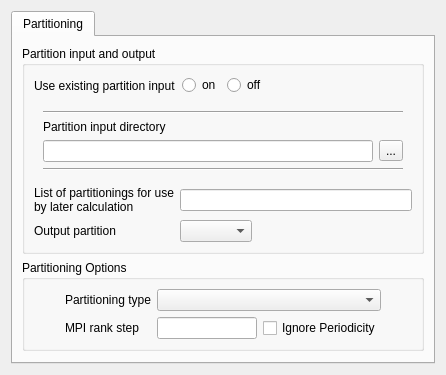
Old version of the form gui/Pages/PerformanceTuningForm.ui in the repository code-saturne/code_saturne.
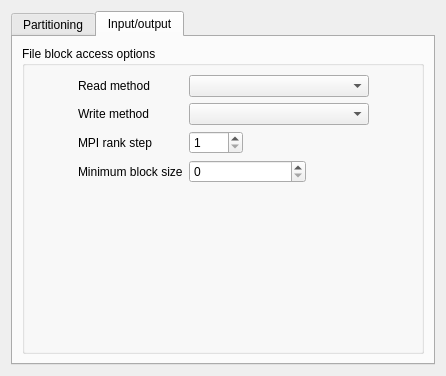
New version of the form. The open tabs and pages were chosen to show the change. Icons and pictures are not drawn. Custom widgets are drawn as their Qt base class.

Commit message: Add finer control for parallel block I/O. Global data is now never read in a collective manner, but broadcast, while additional modes and hints for MPI-IO may be chosen by the user (control is moved from the command line to the GUI and user files). It is now possible to use a specific I/O communicator of smaller size than the main calculation communicator. These additions are part of a "Performance Tuning" group of user options.

The edit to the form file:
```diff
--- a/gui/Pages/PerformanceTuningForm.ui
+++ b/gui/Pages/PerformanceTuningForm.ui
@@ -232,7 +232,7 @@
               </property>
              </widget>
             </item>
-            <item row="1" column="2">
+            <item row="1" column="3">
              <widget class="QCheckBox" name="checkBox_IgnorePerio">
               <property name="toolTip">
                <string>&lt;html&gt;&lt;head/&gt;&lt;body&gt;&lt;p&gt;For graph-based partitionings, ignoring periodicity may slightly decrease partitioning quality, but may avoid degrading the performance of the mesh matching in case of couplings using the PLE library (such asSYRTHES, Code_Saturne, or NEPTUNE_CFD).&lt;/p&gt;&lt;/body&gt;&lt;/html&gt;</string>
@@ -249,15 +249,15 @@
               </property>
              </widget>
             </item>
-            <item row="0" column="1" colspan="2">
+            <item row="0" column="2" colspan="2">
              <widget class="QComboBox" name="comboBox_PartType">
               <property name="toolTip">
                <string>&lt;html&gt;&lt;head/&gt;&lt;body&gt;&lt;p&gt;By default, graph-based partitioning is used if available (PT-SCOTCH or Par METIS in parallel, SCOTCH or METIS).&lt;/p&gt;&lt;/body&gt;&lt;/html&gt;</string>
               </property>
              </widget>
             </item>
-            <item row="1" column="1">
-             <widget class="QLineEdit" name="lineEdit_RankStep">
+            <item row="1" column="2">
+             <widget class="RankSpinBoxWidget" name="spinBoxRankStep">
               <property name="toolTip">
                <string>&lt;html&gt;&lt;head/&gt;&lt;body&gt;&lt;p&gt;PT-SCOTCH or ParMETIS will run on &lt;span style=&quot; font-style:italic;&quot;&gt;n_global_ranks&lt;/span&gt; / &lt;span style=&quot; font-weight:600; font-style:italic;&quot;&gt;MPI_rank_step&lt;/span&gt; ranks, so in case partitioning quality degradation with increasing number of ranks is observed or suspected, using a value &amp;gt; 1 should increase partition quality.&lt;/p&gt;&lt;p&gt;In addition to running slower, using a too high value may lead to partitioning requiring more memory than is available on active ranks.&lt;/p&gt;&lt;/body&gt;&lt;/html&gt;</string>
               </property>
@@ -286,10 +286,192 @@
       <zorder>groupBox</zorder>
       <zorder>gridGroupBox</zorder>
      </widget>
+     <widget class="QWidget" name="tabIO">
+      <attribute name="title">
+       <string>Input/output</string>
+      </attribute>
+      <layout class="QGridLayout" name="gridLayout_6">
+       <item row="0" column="0">
+        <widget class="QGroupBox" name="groupBox_2">
+         <property name="toolTip">
+          <string/>
+         </property>
+         <property name="title">
+          <string>File block access options</string>
+         </property>
+         <layout class="QGridLayout" name="gridLayout_8">
+          <item row="0" column="1">
+           <layout class="QGridLayout" name="gridLayout_7">
+            <item row="2" column="0">
+             <widget class="QLabel" name="label_9">
+              <property name="text">
+               <string>MPI rank step</string>
+              </property>
+             </widget>
+            </item>
+            <item row="0" column="1" colspan="3">
+             <widget class="QComboBox" name="comboBox_IORead">
+              <property name="toolTip">
+               <string>&lt;!DOCTYPE HTML PUBLIC &quot;-//W3C//DTD HTML 4.0//EN&quot; &quot;http://www.w3.org/TR/REC-html40/strict.dtd&quot;&gt;
+&lt;html&gt;&lt;head&gt;&lt;meta name=&quot;qrichtext&quot; content=&quot;1&quot; /&gt;&lt;style type=&quot;text/css&quot;&gt;
+p, li { white-space: pre-wrap; }
+&lt;/style&gt;&lt;/head&gt;&lt;body style=&quot; font-family:'DejaVu Sans'; font-size:9pt; font-weight:400; font-style:normal;&quot;&gt;
+&lt;p style=&quot; margin-top:0px; margin-bottom:0px; margin-left:0px; margin-right:0px; -qt-block-indent:0; text-indent:0px;&quot;&gt;&lt;span style=&quot; font-family:'Sans Serif';&quot;&gt;File block access options define the way files containing distributable data such as mesh input, partition input, and restart files are read.&lt;/span&gt;&lt;/p&gt;
+&lt;p style=&quot;-qt-paragraph-type:empty; margin-top:0px; margin-bottom:0px; margin-left:0px; margin-right:0px; -qt-block-indent:0; text-indent:0px; font-family:'Sans Serif';&quot;&gt;&lt;/p&gt;
+&lt;p style=&quot; margin-top:0px; margin-bottom:0px; margin-left:0px; margin-right:0px; -qt-block-indent:0; text-indent:0px;&quot;&gt;&lt;span style=&quot; font-family:'Sans Serif';&quot;&gt;In parallel, metadata is usually read only by one rank, and broadcast to others, but output of block data may be handled in several manners. By default, collective MPI IO is used if available.&lt;/span&gt;&lt;/p&gt;
+&lt;p style=&quot;-qt-paragraph-type:empty; margin-top:0px; margin-bottom:0px; margin-left:0px; margin-right:0px; -qt-block-indent:0; text-indent:0px; font-family:'Sans Serif';&quot;&gt;&lt;/p&gt;
+&lt;p style=&quot; margin-top:0px; margin-bottom:0px; margin-left:0px; margin-right:0px; -qt-block-indent:0; text-indent:0px;&quot;&gt;&lt;span style=&quot; font-family:'Sans Serif';&quot;&gt;Additional, advanced options may be available through the user functions to be found in cs_user_performance_tuning.c.&lt;/span&gt;&lt;/p&gt;&lt;/body&gt;&lt;/html&gt;</string>
+              </property>
+             </widget>
+            </item>
+            <item row="0" column="0">
+             <widget class="QLabel" name="label_10">
+              <property name="text">
+               <string>Read method</string>
+              </property>
+             </widget>
+            </item>
+            <item row="1" column="0">
+             <widget class="QLabel" name="label_11">
+              <property name="text">
+               <string>Write method</string>
+              </property>
+             </widget>
+            </item>
+            <item row="1" column="1" colspan="3">
+             <widget class="QComboBox" name="comboBox_IOWrite">
+              <property name="toolTip">
+               <string>&lt;!DOCTYPE HTML PUBLIC &quot;-//W3C//DTD HTML 4.0//EN&quot; &quot;http://www.w3.org/TR/REC-html40/strict.dtd&quot;&gt;
+&lt;html&gt;&lt;head&gt;&lt;meta name=&quot;qrichtext&quot; content=&quot;1&quot; /&gt;&lt;style type=&quot;text/css&quot;&gt;
+p, li { white-space: pre-wrap; }
+&lt;/style&gt;&lt;/head&gt;&lt;body style=&quot; font-family:'DejaVu Sans'; font-size:9pt; font-weight:400; font-style:normal;&quot;&gt;
+&lt;p style=&quot; margin-top:0px; margin-bottom:0px; margin-left:0px; margin-right:0px; -qt-block-indent:0; text-indent:0px;&quot;&gt;&lt;span style=&quot; font-family:'Sans Serif';&quot;&gt;File block access options define the way files containing distributable data such as checkpoint and EnSight output files are written.&lt;/span&gt;&lt;/p&gt;
+&lt;p style=&quot;-qt-paragraph-type:empty; margin-top:0px; margin-bottom:0px; margin-left:0px; margin-right:0px; -qt-block-indent:0; text-indent:0px; font-family:'Sans Serif';&quot;&gt;&lt;/p&gt;
+&lt;p style=&quot; margin-top:0px; margin-bottom:0px; margin-left:0px; margin-right:0px; -qt-block-indent:0; text-indent:0px;&quot;&gt;&lt;span style=&quot; font-family:'Sans Serif';&quot;&gt;In parallel, metadata is usually written only by one rank, but output of block data may be handled in several manners. By default, collective MPI IO is used if available.&lt;/span&gt;&lt;/p&gt;
+&lt;p style=&quot;-qt-paragraph-type:empty; margin-top:0px; margin-bottom:0px; margin-left:0px; margin-right:0px; -qt-block-indent:0; text-indent:0px; font-family:'Sans Serif';&quot;&gt;&lt;/p&gt;
+&lt;p style=&quot; margin-top:0px; margin-bottom:0px; margin-left:0px; margin-right:0px; -qt-block-indent:0; text-indent:0px;&quot;&gt;&lt;span style=&quot; font-family:'Sans Serif';&quot;&gt;Additional, advanced options may be available through the user functions to be found in cs_user_performance_tuning.c.&lt;/span&gt;&lt;/p&gt;&lt;/body&gt;&lt;/html&gt;</string>
+              </property>
+             </widget>
+            </item>
+            <item row="2" column="2" colspan="2">
+             <spacer name="horizontalSpacer_4">
+              <property name="orientation">
+               <enum>Qt::Horizontal</enum>
+              </property>
+              <property name="sizeHint" stdset="0">
+               <size>
+                <width>120</width>
+                <height>20</height>
+               </size>
+              </property>
+             </spacer>
+            </item>
+            <item row="3" column="0">
+             <widget class="QLabel" name="label_3">
+              <property name="text">
+               <string>Minimum block size</string>
+              </property>
+             </widget>
+            </item>
+            <item row="2" column="1">
+             <widget class="RankSpinBoxWidget" name="spinBoxIORankStep">
+              <property name="toolTip">
+               <string>&lt;!DOCTYPE HTML PUBLIC &quot;-//W3C//DTD HTML 4.0//EN&quot; &quot;http://www.w3.org/TR/REC-html40/strict.dtd&quot;&gt;
+&lt;html&gt;&lt;head&gt;&lt;meta name=&quot;qrichtext&quot; content=&quot;1&quot; /&gt;&lt;style type=&quot;text/css&quot;&gt;
+p, li { white-space: pre-wrap; }
+&lt;/style&gt;&lt;/head&gt;&lt;body style=&quot; font-family:'Sans Serif'; font-size:9pt; font-weight:400; font-style:normal;&quot;&gt;
+&lt;p style=&quot; margin-top:12px; margin-bottom:12px; margin-left:0px; margin-right:0px; -qt-block-indent:0; text-indent:0px;&quot;&gt;&lt;span style=&quot; font-family:'DejaVu Sans';&quot;&gt;Using a value &amp;gt; 1 here, at most 1 of every &lt;/span&gt;&lt;span style=&quot; font-family:'DejaVu Sans'; font-weight:600; font-style:italic;&quot;&gt;MPI_rank_step&lt;/span&gt;&lt;span style=&quot; font-family:'DejaVu Sans';&quot;&gt; ranks will participate in parallel IO and associated block distribution.&lt;/span&gt;&lt;/p&gt;
+&lt;p style=&quot; margin-top:12px; margin-bottom:12px; margin-left:0px; margin-right:0px; -qt-block-indent:0; text-indent:0px;&quot;&gt;&lt;span style=&quot; font-family:'DejaVu Sans';&quot;&gt;This may increase performance in some cases, at the expense of increased memory use during IO operations for those ranks which do participate in block IO.&lt;/span&gt;&lt;/p&gt;&lt;/body&gt;&lt;/html&gt;</string>
+              </property>
+              <property name="minimum">
+               <number>1</number>
+              </property>
+              <property name="maximum">
+               <number>1024</number>
+              </property>
+             </widget>
+            </item>
+            <item row="3" column="1" colspan="2">
+             <widget class="BufferSpinBoxWidget" name="spinBoxIOMinBlockSize">
+              <property name="toolTip">
+               <string>&lt;!DOCTYPE HTML PUBLIC &quot;-//W3C//DTD HTML 4.0//EN&quot; &quot;http://www.w3.org/TR/REC-html40/strict.dtd&quot;&gt;
+&lt;html&gt;&lt;head&gt;&lt;meta name=&quot;qrichtext&quot; content=&quot;1&quot; /&gt;&lt;style type=&quot;text/css&quot;&gt;
+p, li { white-space: pre-wrap; }
+&lt;/style&gt;&lt;/head&gt;&lt;body style=&quot; font-family:'DejaVu Sans'; font-size:9pt; font-weight:400; font-style:normal;&quot;&gt;
+&lt;p style=&quot; margin-top:0px; margin-bottom:0px; margin-left:0px; margin-right:0px; -qt-block-indent:0; text-indent:0px;&quot;&gt;&lt;span style=&quot; font-family:'Sans Serif';&quot;&gt;Using a value &amp;gt; 1 here, data will be distributed by blocks such as the minimum size of non-empty blocks will by equal to the prescibed value, the last block being possibly smaller.&lt;/span&gt;&lt;/p&gt;
+&lt;p style=&quot;-qt-paragraph-type:empty; margin-top:0px; margin-bottom:0px; margin-left:0px; margin-right:0px; -qt-block-indent:0; text-indent:0px; font-family:'Sans Serif';&quot;&gt;&lt;/p&gt;
+&lt;p style=&quot; margin-top:0px; margin-bottom:0px; margin-left:0px; margin-right:0px; -qt-block-indent:0; text-indent:0px;&quot;&gt;&lt;span style=&quot; font-family:'Sans Serif';&quot;&gt;This limits the number of active blocks to a value proportional to the data size (mitigating latency issues for small data sets, while not requiring too much local memory).&lt;/span&gt;&lt;/p&gt;&lt;/body&gt;&lt;/html&gt;</string>
+              </property>
+              <property name="minimum">
+               <number>0</number>
+              </property>
+              <property name="maximum">
+               <number>1073741824</number>
+              </property>
+             </widget>
+            </item>
+           </layout>
+          </item>
+          <item row="1" column="1">
+           <spacer name="verticalSpacer_2">
+            <property name="orientation">
+             <enum>Qt::Vertical</enum>
+            </property>
+            <property name="sizeHint" stdset="0">
+             <size>
+              <width>20</width>
+              <height>40</height>
+             </size>
+            </property>
+           </spacer>
+          </item>
+          <item row="0" column="0">
+           <spacer name="horizontalSpacer_5">
+            <property name="orientation">
+             <enum>Qt::Horizontal</enum>
+            </property>
+            <property name="sizeHint" stdset="0">
+             <size>
+              <width>40</width>
+              <height>20</height>
+             </size>
+            </property>
+           </spacer>
+          </item>
+          <item row="0" column="2">
+           <spacer name="horizontalSpacer_6">
+            <property name="orientation">
+             <enum>Qt::Horizontal</enum>
+            </property>
+            <property name="sizeHint" stdset="0">
+             <size>
+              <width>40</width>
+              <height>20</height>
+             </size>
+            </property>
+           </spacer>
+          </item>
+         </layout>
+        </widget>
+       </item>
+      </layout>
+     </widget>
     </widget>
    </item>
   </layout>
  </widget>
+ <customwidgets>
+  <customwidget>
+   <class>RankSpinBoxWidget</class>
+   <extends>QSpinBox</extends>
+   <header>Base.QtPage</header>
+  </customwidget>
+  <customwidget>
+   <class>BufferSpinBoxWidget</class>
+   <extends>QSpinBox</extends>
+   <header>Base.QtPage</header>
+  </customwidget>
+ </customwidgets>
  <resources>
   <include location="resources_pages.qrc"/>
  </resources>
```
Left out of the diff: 21 changed lines with no effect on the pictures. The commit also changes 30 other files.
